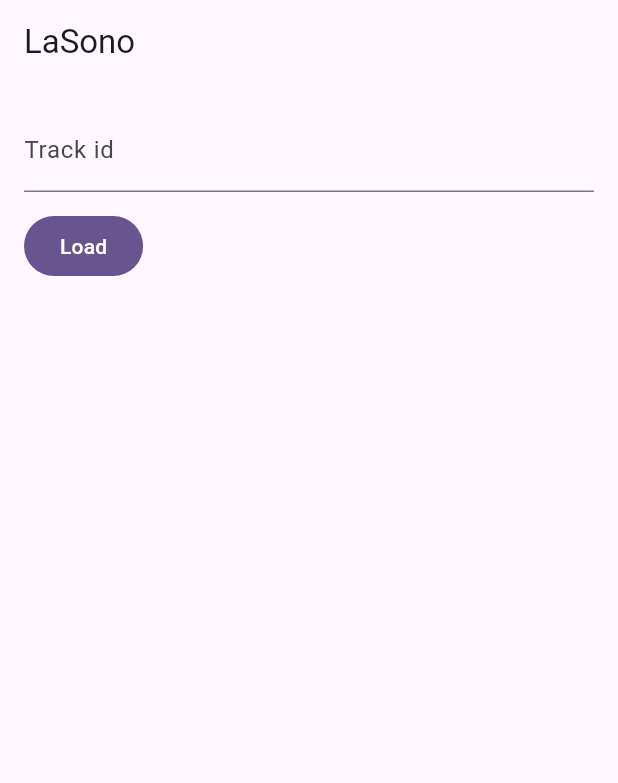
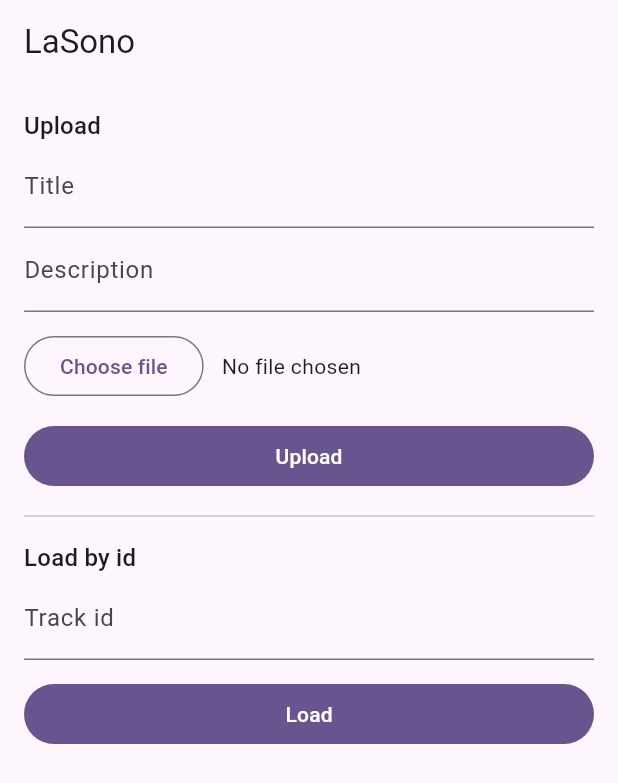
Before and after one commit to leon-nguyen-swe/lasono, a Flutter app: the screen it shows after launch, on a phone screen of 412 x 824 dp. Shown: the top 783 px of the screen. Run offline on Flutter 3.47's test engine with Material 3 defaults, Android fonts, the phone set to English and light mode, and no system bars; our stand-ins replace file_picker.

Commit message:
feat: add upload form to TrackScreen
Co-Authored-By: Claude Sonnet 5.5 <noreply@anthropic.com>

```diff
--- a/app/lib/main.dart
+++ b/app/lib/main.dart
@@ -1,6 +1,7 @@
 import 'package:flutter/material.dart';
 
 import 'api/track_api.dart';
+import 'audio_picker.dart';
 import 'screens/track_screen.dart';
 
 void main() {
@@ -8,9 +9,10 @@ void main() {
 }
 
 class LasonoApp extends StatelessWidget {
-  const LasonoApp({super.key, this.api});
+  const LasonoApp({super.key, this.api, this.pickAudio});
 
   final TrackApi? api;
+  final AudioPicker? pickAudio;
 
   @override
   Widget build(BuildContext context) {
@@ -21,7 +23,7 @@ class LasonoApp extends StatelessWidget {
       ),
       home: Scaffold(
         appBar: AppBar(title: const Text('LaSono')),
-        body: TrackScreen(api: api),
+        body: TrackScreen(api: api, pickAudio: pickAudio),
       ),
     );
   }
--- a/app/lib/screens/track_screen.dart
+++ b/app/lib/screens/track_screen.dart
@@ -1,12 +1,14 @@
 import 'package:flutter/material.dart';
 
 import '../api/track_api.dart';
+import '../audio_picker.dart';
 import '../models/track.dart';
 
 class TrackScreen extends StatefulWidget {
-  const TrackScreen({super.key, this.api});
+  const TrackScreen({super.key, this.api, this.pickAudio});
 
   final TrackApi? api;
+  final AudioPicker? pickAudio;
 
   @override
   State<TrackScreen> createState() => _TrackScreenState();
@@ -14,8 +16,12 @@ class TrackScreen extends StatefulWidget {
 
 class _TrackScreenState extends State<TrackScreen> {
   late final TrackApi _api = widget.api ?? TrackApi();
+  late final AudioPicker _pickAudio = widget.pickAudio ?? pickAudioFile;
   final _idController = TextEditingController();
+  final _titleController = TextEditingController();
+  final _descriptionController = TextEditingController();
 
+  PickedAudio? _picked;
   Track? _track;
   String? _error;
   bool _loading = false;
@@ -23,25 +29,18 @@ class _TrackScreenState extends State<TrackScreen> {
   @override
   void dispose() {
     _idController.dispose();
+    _titleController.dispose();
+    _descriptionController.dispose();
     super.dispose();
   }
 
-  Future<void> _load() async {
-    final id = _idController.text.trim();
-    if (id.isEmpty) {
-      setState(() {
-        _track = null;
-        _error = 'Enter a track id';
-      });
-      return;
-    }
-
+  Future<void> _run(Future<Track> Function() action) async {
     setState(() {
       _loading = true;
       _error = null;
     });
     try {
-      final track = await _api.getTrack(id);
+      final track = await action();
       if (!mounted) return;
       setState(() => _track = track);
     } on TrackApiException catch (e) {
@@ -55,14 +54,79 @@ class _TrackScreenState extends State<TrackScreen> {
     }
   }
 
+  Future<void> _load() async {
+    final id = _idController.text.trim();
+    if (id.isEmpty) {
+      setState(() {
+        _track = null;
+        _error = 'Enter a track id';
+      });
+      return;
+    }
+    await _run(() => _api.getTrack(id));
+  }
+
+  Future<void> _chooseFile() async {
+    final picked = await _pickAudio();
+    if (!mounted || picked == null) return;
+    setState(() => _picked = picked);
+  }
+
+  Future<void> _upload() async {
+    final picked = _picked;
+    if (picked == null) {
+      setState(() => _error = 'Choose an audio file');
+      return;
+    }
+    await _run(() async {
+      final trackId = await _api.uploadTrack(
+        title: _titleController.text,
+        description: _descriptionController.text,
+        filename: picked.name,
+        bytes: picked.bytes,
+      );
+      _idController.text = trackId;
+      return _api.getTrack(trackId);
+    });
+  }
+
   @override
   Widget build(BuildContext context) {
     final track = _track;
-    return Padding(
+    return ListView(
       padding: const EdgeInsets.all(16),
-      child: Column(
-        crossAxisAlignment: CrossAxisAlignment.start,
       children: [
+        Text('Upload', style: Theme.of(context).textTheme.titleMedium),
+        TextField(
+          key: const Key('titleField'),
+          controller: _titleController,
+          decoration: const InputDecoration(labelText: 'Title'),
+        ),
+        TextField(
+          key: const Key('descriptionField'),
+          controller: _descriptionController,
+          decoration: const InputDecoration(labelText: 'Description'),
+        ),
+        const SizedBox(height: 12),
+        Row(
+          children: [
+            OutlinedButton(
+              key: const Key('chooseFileButton'),
+              onPressed: _loading ? null : _chooseFile,
+              child: const Text('Choose file'),
+            ),
+            const SizedBox(width: 12),
+            Flexible(child: Text(_picked?.name ?? 'No file chosen')),
+          ],
+        ),
+        const SizedBox(height: 12),
+        FilledButton(
+          key: const Key('uploadButton'),
+          onPressed: _loading ? null : _upload,
+          child: const Text('Upload'),
+        ),
+        const Divider(height: 32),
+        Text('Load by id', style: Theme.of(context).textTheme.titleMedium),
         TextField(
           key: const Key('trackIdField'),
           controller: _idController,
@@ -93,7 +157,6 @@ class _TrackScreenState extends State<TrackScreen> {
           ),
         ],
       ],
-      ),
     );
   }
 }
```
Lines whose indentation alone changed are shown as unchanged.
